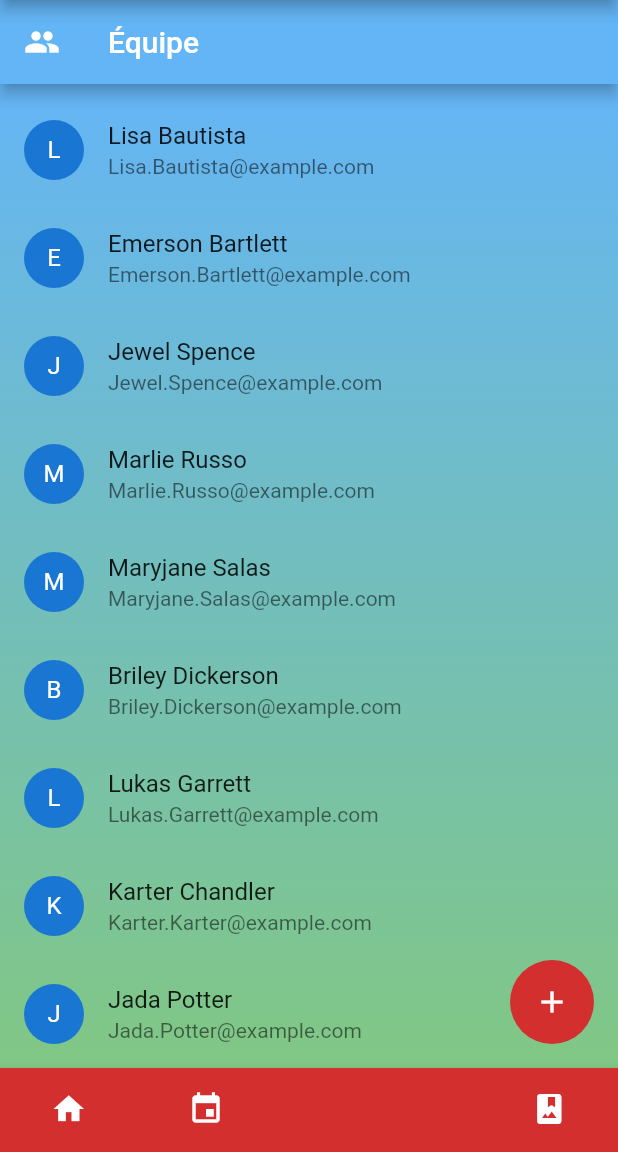
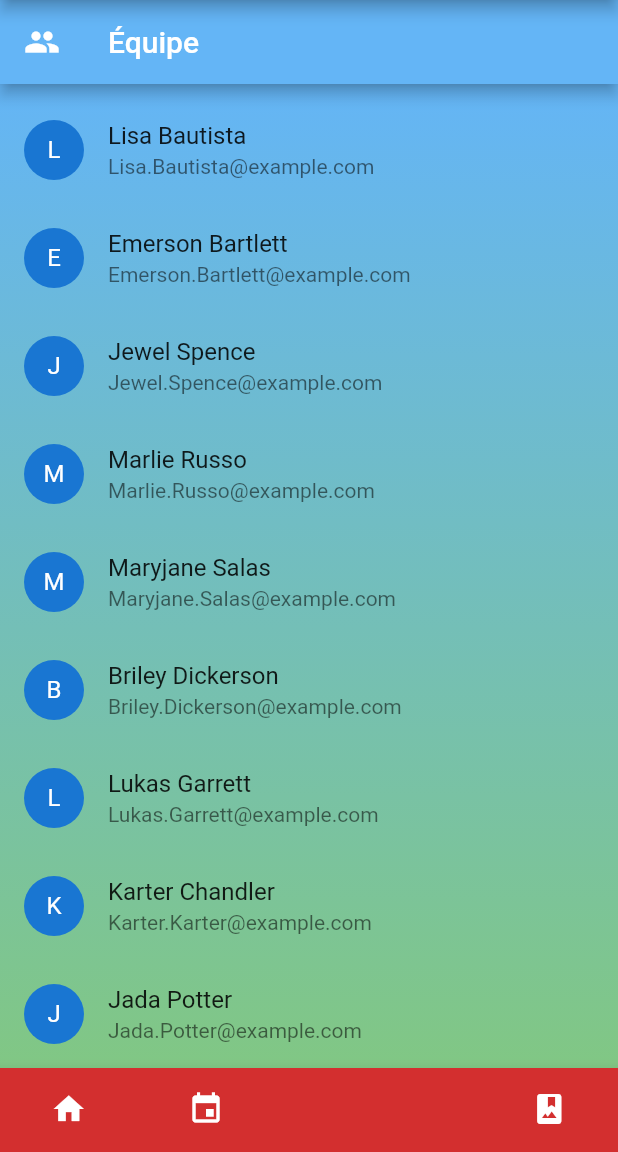
Before and after one commit to Yann39/ccteam-flutter, a Flutter app: the screen it shows after launch, item 3 of the bottom bar chosen, on a phone screen of 412 x 824 dp, the part 84-1236 px from its top. Run offline on Flutter 3.47's test engine with Material 2 defaults, Android fonts, the phone set to English and light mode, and no system bars; network calls fail.

Commit message:
Added News update + some refactoring

```diff
--- a/lib/models/news.dart
+++ b/lib/models/news.dart
@@ -1,6 +1,6 @@
 /// class representing a News object
 class News {
-  String id;
+  int id;
   String title;
   String content;
   DateTime newsDate;
--- a/lib/ui/home.dart
+++ b/lib/ui/home.dart
@@ -1,4 +1,3 @@
-import 'package:chachatte_team/ui/add_news.dart';
 import 'package:chachatte_team/ui/calendar.dart';
 import 'package:chachatte_team/ui/gallery.dart';
 import 'package:chachatte_team/ui/news.dart';
@@ -10,34 +9,6 @@ class Home extends StatefulWidget {
   @override
   State<StatefulWidget> createState() {
     return _HomeState();
-  }
-}
-
-/// class representing the floating action button to add a news
-/// await the result from the "Add News" screen to display a message
-class _AddNewsButton extends StatelessWidget {
-  @override
-  Widget build(BuildContext context) {
-    return FloatingActionButton(
-        elevation: 0.0,
-        child: new Icon(Icons.add),
-        backgroundColor: Colors.red[700],
-        onPressed: () {
-          _navigateAndDisplaySelection(context);
-        });
-  }
-
-  /// Method that launches the Add News screen and awaits the result from Navigator.pop
-  _navigateAndDisplaySelection(BuildContext context) async {
-    // Navigator.push returns a Future that will complete after we call Navigator.pop on the Add News Screen
-    final result = await Navigator.push(context, MaterialPageRoute(builder: (context) => AddNews()));
-
-    // after the Add News Screen returns a result, hide any previous snack bars and show the new result
-    if (result != null) {
-      Scaffold.of(context)
-        ..removeCurrentSnackBar()
-        ..showSnackBar(SnackBar(content: Text("$result")));
-    }
   }
 }
 
@@ -55,24 +26,7 @@ class _HomeState extends State<Home> {
   ];
 
   Widget build(BuildContext context) {
-    final double width = MediaQuery.of(context).size.width;
-    final double statusBarHeight = MediaQuery.of(context).padding.top;
-    return /*new Container(
-        child: new Stack(children: <Widget>[
-      new Container(
-        padding: new EdgeInsets.only(top: statusBarHeight),
-        height: statusBarHeight + 66,
-        child: Image.asset(
-                'images/chachatte-team-banner.png',
-                width: width,
-                fit: BoxFit.fitWidth,
-              ),
-        decoration: new BoxDecoration(
-          gradient: new LinearGradient(
-              colors: [Colors.red[700], Colors.white]),
-        ),
-      ),*/
-      new Scaffold(
+    return new Scaffold(
         appBar: AppBar(
           title: Text(AppString.applicationTitle),
           leading: new Icon(Icons.motorcycle),
@@ -86,7 +40,6 @@ class _HomeState extends State<Home> {
         ),
         backgroundColor: Colors.transparent,
         body: _children[_currentIndex],
-        floatingActionButton: _AddNewsButton(),
         bottomNavigationBar: BottomNavigationBar(
           onTap: onTabTapped,
           currentIndex: _currentIndex,
--- a/lib/utils/constants.dart
+++ b/lib/utils/constants.dart
@@ -4,5 +4,6 @@ class AppConstants {
   static const String API_ROOT_URL = 'obfuscated';
   static const String API_GET_ALL_NEWS_ENDPOINT = '/news/read.php';
   static const String API_CREATE_NEWS_ENDPOINT = '/news/create.php';
+  static const String API_UPDATE_NEWS_ENDPOINT = '/news/update.php';
 
 }
--- a/lib/utils/strings.dart
+++ b/lib/utils/strings.dart
@@ -17,6 +17,7 @@ class AppString {
   static const String tabGallery = 'Gallerie';
 
   static const String newsCreated = 'L\'actualité à été créée avec succès !';
+  static const String newsUpdated = 'L\'actualité à été mise à jour avec succès !';
   static const String createNews = 'Ajouter une actualité';
   static const String newsTitle = 'Titre';
   static const String newsTitleHint = 'Saisissez le titre de l\'actualité';
```
Also changed, not shown: lib/services/news_service.dart (+21 -1 lines), lib/ui/add_news.dart (+41 -19 lines), lib/ui/home_card.dart (deleted, +0 -61 lines), lib/ui/news.dart (+33 -5 lines), lib/ui/news_card.dart (added, +94 -0 lines).
